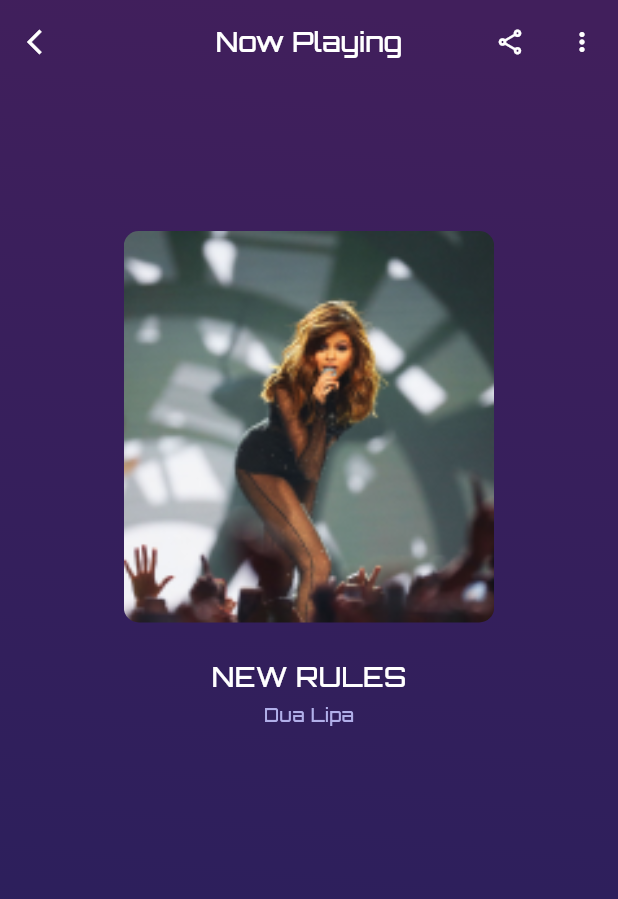
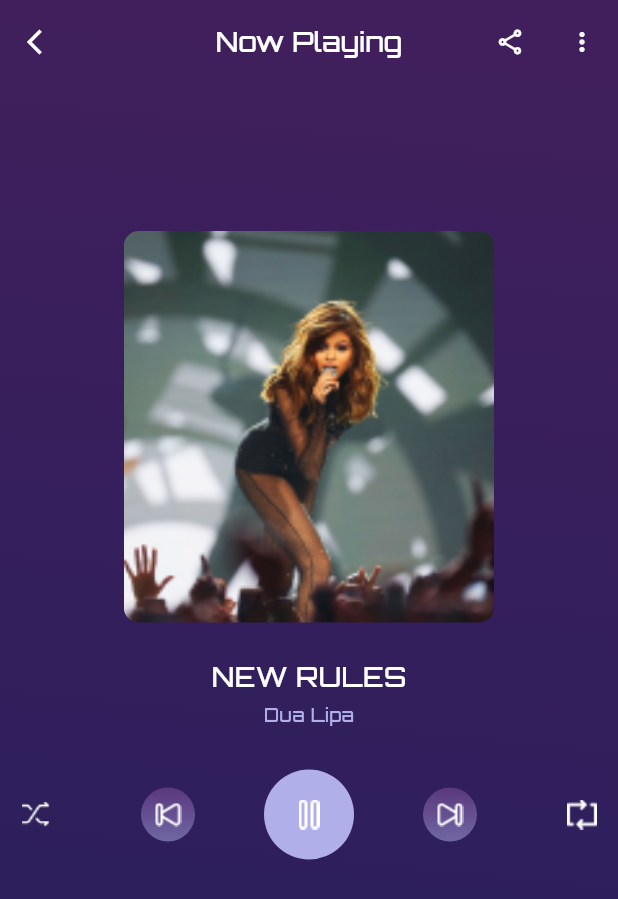
Before and after one commit to PhilopaterNabil/CODSOFT, a Flutter app: the PlayMusicScreen screen opened by its route, on a phone screen of 412 x 824 dp. Shown: the top 899 px of the screen. Run offline on Flutter 3.47's test engine with Material 3 defaults, Android fonts, the phone set to English and light mode, and no system bars; our stand-ins replace bloc, cloud_firestore, curved_navigation_bar, date_picker_timeline, equatable, firebase_core and 14 more; accounts and stored records are empty.

Commit message:
Add music controller buttons and assets
Added new assets for music controller buttons and updated the assets manager to include them. Also added a new widget for the music controller buttons in the play music screen. Finally, added the new assets folder to the pubspec.yaml file.

```diff
--- a/Music Player App/lib/core/resources/assets_managers.dart
+++ b/Music Player App/lib/core/resources/assets_managers.dart
@@ -1,5 +1,12 @@
 class AssetsManagers {
   static const pathImages = 'assets/images';
+  static const pathControllersMusicImages = 'assets/images/controllers_music_images';
   static const logo = '$pathImages/drums.gif';
   static const onBoardingImage = '$pathImages/onBoardingImage.png';
+  static const test = '$pathImages/test.png';
+  static const random = '$pathControllersMusicImages/Random.png';
+  static const previous = '$pathControllersMusicImages/previous.png';
+  static const pause = '$pathControllersMusicImages/pause.png';
+  static const next = '$pathControllersMusicImages/skip_next.png';
+  static const loop = '$pathControllersMusicImages/loop.png';
 }
--- a/Music Player App/lib/core/resources/height_values_managers.dart
+++ b/Music Player App/lib/core/resources/height_values_managers.dart
@@ -3,7 +3,11 @@
   static const double kHeight4 = 4;
   static const double kHeight9 = 9;
   static const double kHeight11 = 11;
+  static const double kHeight20 = 20;
   static const double kHeight23 = 23;
+  static const double kHeight28 = 28;
+  static const double kHeight30_5 = 30;
+  static const double kHeight36 = 36;
   static const double kHeight43 = 43;
   static const double kHeight58 = 58;
   static const double kHeight68 = 68;
--- a/Music Player App/lib/core/resources/width_values_managers.dart
+++ b/Music Player App/lib/core/resources/width_values_managers.dart
@@ -2,6 +2,8 @@
   static const double kWidth1 = 1;
   static const double kWidth2 = 2;
   static const double kWidth17 = 17;
+  static const double kWidth20 = 20;
+  static const double kWidth36 = 36;
   static const double kWidth150 = 150;
   static const double kWidth151 = 151;
   static const double kWidth171 = 171;
--- a/Music Player App/lib/features/play_music/screens/play_music_screen.dart
+++ b/Music Player App/lib/features/play_music/screens/play_music_screen.dart
@@ -3,6 +3,7 @@
 import 'package:music_player_app/core/resources/color_managers.dart';
 import 'package:music_player_app/core/resources/height_values_managers.dart';
 import 'package:music_player_app/features/play_music/widgets/custom_app_bar_play_music_screen.dart';
+import 'package:music_player_app/features/play_music/widgets/custom_button_controller_play_music_screen.dart';
 import 'package:music_player_app/features/play_music/widgets/custom_songs_details_play_music_screen.dart';
 
 class PlayMusicScreen extends StatelessWidget {
@@ -33,6 +34,8 @@
               children: [
                 SizedBox(height: HeightValuesManagers.kHeight98),
                 CustomSongsDetailsPlayMusicScreen(),
+                SizedBox(height: HeightValuesManagers.kHeight28),
+                CustomButtonControllerPlayMusicScreen(),
               ],
             ),
           ),
--- /dev/null
+++ b/Music Player App/lib/features/play_music/widgets/custom_button_controller_play_music_screen.dart
@@ -0,0 +1,86 @@
+import 'package:flutter/material.dart';
+import 'package:music_player_app/core/resources/alignment_managers.dart';
+import 'package:music_player_app/core/resources/assets_managers.dart';
+import 'package:music_player_app/core/resources/color_managers.dart';
+import 'package:music_player_app/core/resources/height_values_managers.dart';
+import 'package:music_player_app/core/resources/radius_values_managers.dart';
+import 'package:music_player_app/core/resources/width_values_managers.dart';
+
+class CustomButtonControllerPlayMusicScreen extends StatelessWidget {
+  const CustomButtonControllerPlayMusicScreen({super.key});
+
+  @override
+  Widget build(BuildContext context) {
+    return Row(
+      mainAxisAlignment: MainAxisAlignment.spaceBetween,
+      children: [
+        IconButton(
+          onPressed: () {},
+          icon: Image.asset(AssetsManagers.random),
+        ),
+        Container(
+          width: WidthValuesManagers.kWidth36,
+          height: HeightValuesManagers.kHeight36,
+          decoration: BoxDecoration(
+            borderRadius: BorderRadius.circular(RadiusValuesManagers.kRadius20),
+            gradient: LinearGradient(
+              begin: const Alignment(
+                  AlignmentManagersX.x0_00, AlignmentManagersY.y_1_00),
+              end: const Alignment(
+                  AlignmentManagersX.x0_00, AlignmentManagersY.y1_00),
+              colors: [
+                ColorManagers.kThirdPrimaryColor.withOpacity(0.5),
+                ColorManagers.kLightWhiteColor.withOpacity(0.5),
+              ],
+            ),
+          ),
+          child: IconButton(
+            onPressed: () {},
+            icon: Image.asset(
+              AssetsManagers.previous,
+              width: WidthValuesManagers.kWidth20,
+              height: HeightValuesManagers.kHeight20,
+            ),
+          ),
+        ),
+        CircleAvatar(
+          backgroundColor: ColorManagers.kLightWhiteColor,
+          radius: HeightValuesManagers.kHeight30_5,
+          child: IconButton(
+            onPressed: () {},
+            icon: Image.asset(AssetsManagers.pause),
+          ),
+        ),
+        Container(
+          width: WidthValuesManagers.kWidth36,
+          height: HeightValuesManagers.kHeight36,
+          decoration: BoxDecoration(
+            borderRadius: BorderRadius.circular(RadiusValuesManagers.kRadius20),
+            gradient: LinearGradient(
+              begin: const Alignment(
+                  AlignmentManagersX.x0_00, AlignmentManagersY.y_1_00),
+              end: const Alignment(
+                  AlignmentManagersX.x0_00, AlignmentManagersY.y1_00),
+              colors: [
+                ColorManagers.kThirdPrimaryColor.withOpacity(0.5),
+                ColorManagers.kLightWhiteColor.withOpacity(0.5),
+              ],
+            ),
+          ),
+          child: IconButton(
+            onPressed: () {},
+            icon: Image.asset(
+              AssetsManagers.next,
+              width: WidthValuesManagers.kWidth36,
+              height: HeightValuesManagers.kHeight36,
+            ),
+          ),
+        ),
+        IconButton(
+          onPressed: () {},
+          icon: Image.asset(AssetsManagers.loop),
+        ),
+      ],
+    );
+  }
+}
--- a/Music Player App/pubspec.yaml
+++ b/Music Player App/pubspec.yaml
@@ -57,6 +57,7 @@
   # To add assets to your application, add an assets section, like this:
   assets:
     - assets/images/
+    - assets/images/controllers_music_images/
 
   # An image asset can refer to one or more resolution-specific "variants", see
   # https://flutter.dev/assets-and-images/#resolution-aware
```
Also changed, not shown: Music Player App/assets/images/controllers_music_images/Random.png (added), Music Player App/assets/images/controllers_music_images/loop.png (added), Music Player App/assets/images/controllers_music_images/pause.png (added), Music Player App/assets/images/controllers_music_images/previous.png (added), Music Player App/assets/images/controllers_music_images/skip_next.png (added).
